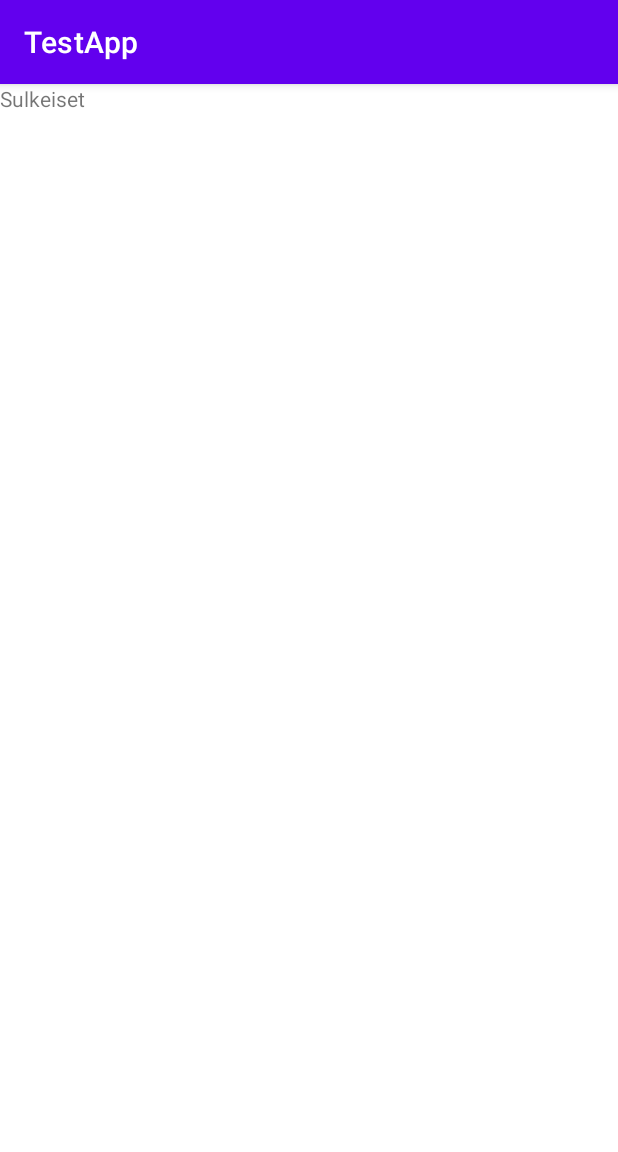
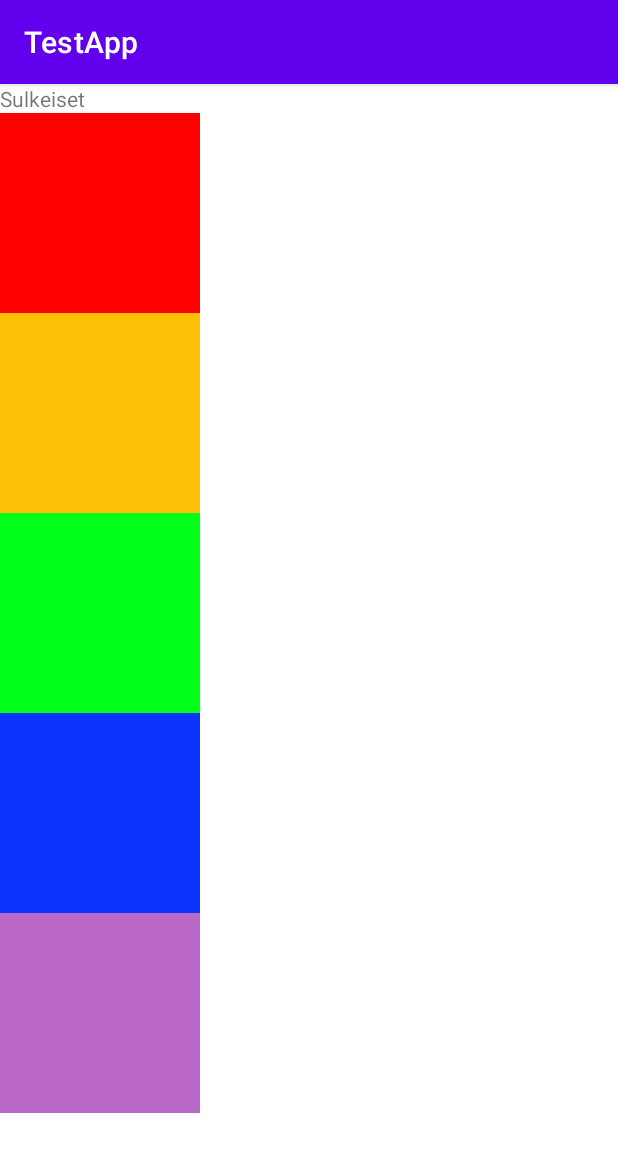
Before and after one commit to MuroPlankton/TestApp, an Android app: the SulkeisetActivity screen opened directly, with no data from a screen before it, on a phone screen of 412 x 824 dp. Shown: the top 1152 px of the screen. Run offline under Robolectric (Android 15) with nearby library versions, the phone set to English and light mode, and no system bars.

Commit message:
all new lights
they now use this new Valo class I made

```diff
--- a/app/src/main/java/com/choicely/myapplication/sulkeiset/LiikenneValot.java
+++ b/app/src/main/java/com/choicely/myapplication/sulkeiset/LiikenneValot.java
@@ -1,42 +1,52 @@
 package com.choicely.myapplication.sulkeiset;
+
+import com.choicely.myapplication.R;
+
+import java.util.ArrayList;
+import java.util.List;
 
 public class LiikenneValot {
 
-    private int status;
-    static final int punainen = 0, keltainen = 1, vihreä = 2;
-    private TrafficLightInterface trafficLightInterface;
+    private List<Valo> valoList = new ArrayList<>();
+    private int selected;
+    LightUpdateCallback updateCallback;
 
-    public LiikenneValot(int status, TrafficLightInterface lightInterface) {
-        this.status = status;
-        trafficLightInterface = lightInterface;
+
+    public LiikenneValot(LightUpdateCallback callback) {
+        valoList.add(new Valo(true, R.color.red));
+        valoList.add(new Valo(true, R.color.yellow));
+        valoList.add(new Valo(true, R.color.green));
+        valoList.add(new Valo(true, R.color.blue));
+        valoList.add(new Valo(true, R.color.light_purple));
+        selected = 0;
+        updateCallback = callback;
     }
 
-    public void nextStatus() {
-        switch (status) {
+    public Valo getSelectdLight(int index) {
+        return valoList.get(index);
+    }
+
+    public void selectNextLight() {
+        switch (selected) {
             default:
             case 0:
-                status = 1;
+            case 1:
+            case 2:
+            case 3:
+                selected++;
                 break;
-            case 1:
-                status = 2;
-                break;
-            case 2:
-                status = 0;
+            case 4:
+                selected = 0;
                 break;
         }
-        trafficLightInterface.lightCallback(status);
+        updateCallback.onLightChanged(selected);
     }
 
-    public int getStatus() {
-        return status;
+    public interface LightUpdateCallback {
+        public void onLightChanged(int selected);
     }
 
-    public void setStatus(int status) {
-        this.status = status;
-        trafficLightInterface.lightCallback(status);
-    }
-
-    interface TrafficLightInterface {
-        public void lightCallback(int status);
+    public List<Valo> getValoList() {
+        return valoList;
     }
 }
--- a/app/src/main/java/com/choicely/myapplication/sulkeiset/SulkeisetActivity.java
+++ b/app/src/main/java/com/choicely/myapplication/sulkeiset/SulkeisetActivity.java
@@ -1,7 +1,10 @@
 package com.choicely.myapplication.sulkeiset;
 
+import android.graphics.Color;
 import android.os.Bundle;
 import android.view.View;
+import android.view.ViewGroup;
+import android.widget.LinearLayout;
 import android.widget.Toast;
 
 import androidx.annotation.Nullable;
@@ -9,39 +12,42 @@ import androidx.appcompat.app.AppCompatActivity;
 
 import com.choicely.myapplication.R;
 
-public class SulkeisetActivity extends AppCompatActivity implements LiikenneValot.TrafficLightInterface {
+import java.util.ArrayList;
+import java.util.List;
 
-    private LiikenneValot valot = new LiikenneValot(0, this);
-    private View red, yellow, green;
+public class SulkeisetActivity extends AppCompatActivity {
+
+    private LiikenneValot valot;
+    private List<View> lightViews = new ArrayList<>();
+    private LiikenneValot.LightUpdateCallback callback = selected -> {
+        for (View view : lightViews) {
+            view.setBackgroundColor(getResources().getColor(R.color.white));
+        }
+
+        View activatedView = lightViews.get(selected);
+        Valo valo = valot.getSelectdLight(selected);
+        activatedView.setBackgroundColor(getResources().getColor(valo.getColor()));
+    };
     @Override
     protected void onCreate(@Nullable Bundle savedInstanceState) {
         super.onCreate(savedInstanceState);
         setContentView(R.layout.activity_sulkeiset);
 
-        red = findViewById(R.id.activity_sulkeiset_punainen);
-        yellow = findViewById(R.id.activity_sulkeiset_keltainen);
-        green = findViewById(R.id.activity_sulkeiset_vihreä);
+        ViewGroup root = findViewById(R.id.sulkeiset_root);
+
+        valot = new LiikenneValot(callback);
+
+        for (Valo valo : valot.getValoList()) {
+            View view = new View(this);
+            view.setLayoutParams(new LinearLayout.LayoutParams(200,200));
+            root.addView(view);
+            lightViews.add(view);
+            view.setBackgroundColor(getResources().getColor(valo.getColor()));
+
+        }
     }
 
-    public void showToast(View view) {
-        valot.nextStatus();
-    }
-
-    @Override
-    public void lightCallback(int newStatus) {
-        Toast.makeText(this, "Status changed.", Toast.LENGTH_SHORT).show();
-        red.setBackgroundColor(getResources().getColor(R.color.white));
-        yellow.setBackgroundColor(getResources().getColor(R.color.white));
-        green.setBackgroundColor(getResources().getColor(R.color.white));
-        switch (newStatus) {
-            case 0:
-                red.setBackgroundColor(getResources().getColor(R.color.red));
-                break;
-            case 1:
-                yellow.setBackgroundColor(getResources().getColor(R.color.yellow));
-                break;
-            case 2:
-                green.setBackgroundColor(getResources().getColor(R.color.green));
-        }
+    public void changeLight(View view) {
+        valot.selectNextLight();
     }
 }
--- /dev/null
+++ b/app/src/main/java/com/choicely/myapplication/sulkeiset/Valo.java
@@ -0,0 +1,36 @@
+package com.choicely.myapplication.sulkeiset;
+
+import android.graphics.Color;
+
+import androidx.annotation.ColorInt;
+import androidx.annotation.ColorRes;
+
+public class Valo {
+    private boolean isLit;
+    @ColorRes
+    private int color;
+
+    public Valo(boolean isLit, int color) {
+        this.isLit = isLit;
+        this.color = color;
+
+
+    }
+
+    public boolean isLit() {
+        return isLit;
+    }
+
+    public void setLit(boolean lit) {
+        isLit = lit;
+    }
+
+    @ColorRes
+    public int getColor() {
+        return color;
+    }
+
+    public void setColor(int color) {
+        this.color = color;
+    }
+}
--- a/app/src/main/res/layout/activity_sulkeiset.xml
+++ b/app/src/main/res/layout/activity_sulkeiset.xml
@@ -1,10 +1,11 @@
 <?xml version="1.0" encoding="utf-8"?>
 <LinearLayout
     xmlns:android="http://schemas.android.com/apk/res/android"
+    android:id="@+id/sulkeiset_root"
     android:layout_width="match_parent"
     android:layout_height="match_parent"
     android:orientation="vertical"
-    android:onClick="showToast"
+    android:onClick="changeLight"
     >
 
     <TextView
@@ -13,34 +14,4 @@
         android:text="Sulkeiset"
         />
 
-    <View
-        android:layout_width="40dp"
-        android:layout_height="40dp"
-        android:id="@+id/activity_sulkeiset_punainen"
-        />
-
-    <View
-        android:layout_width="40dp"
-        android:layout_height="40dp"
-        android:id="@+id/activity_sulkeiset_keltainen"
-        />
-
-    <View
-        android:layout_width="40dp"
-        android:layout_height="40dp"
-        android:id="@+id/activity_sulkeiset_vihreä"
-        />
-
-    <View
-        android:layout_width="40dp"
-        android:layout_height="40dp"
-        android:id="@+id/activity_sulkeiset_sininen"
-        />
-
-    <View
-        android:layout_width="40dp"
-        android:layout_height="40dp"
-        android:id="@+id/activity_sulkeiset_musta"
-        />
-
 </LinearLayout>
--- a/app/src/main/res/values/colors.xml
+++ b/app/src/main/res/values/colors.xml
@@ -15,4 +15,5 @@
     <color name="gray">#616161</color>
     <color name="green">#00FF19</color>
     <color name="light_gray">#BDBDBD</color>
+    <color name="blue">#F3002AFF</color>
 </resources>
```
